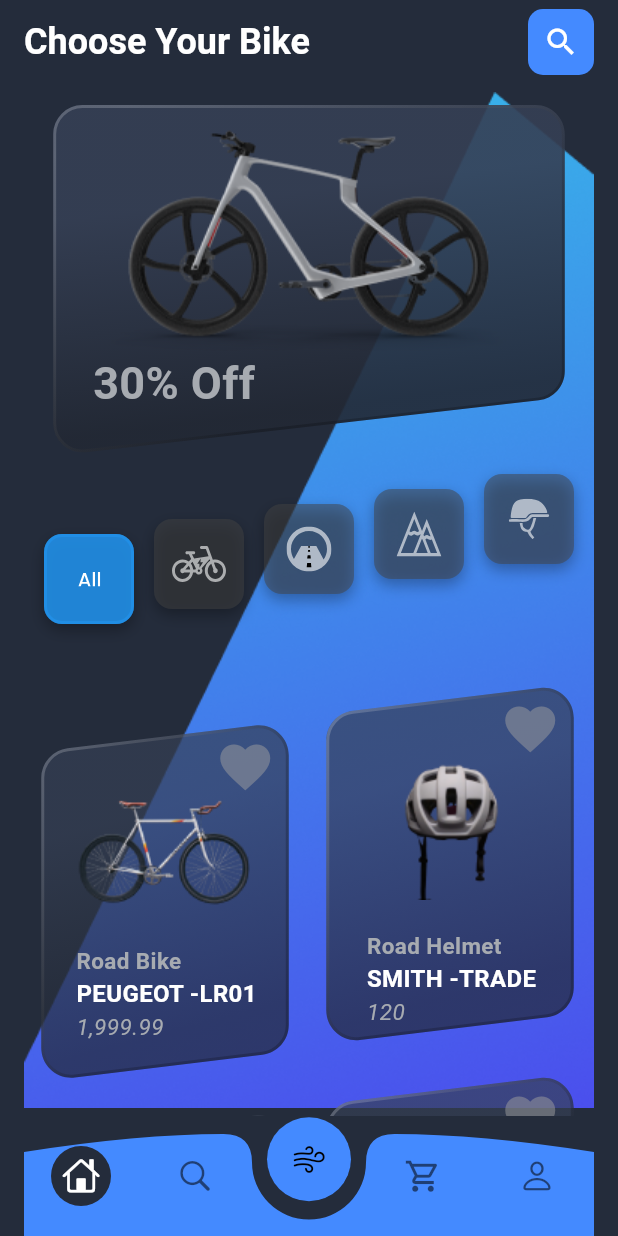
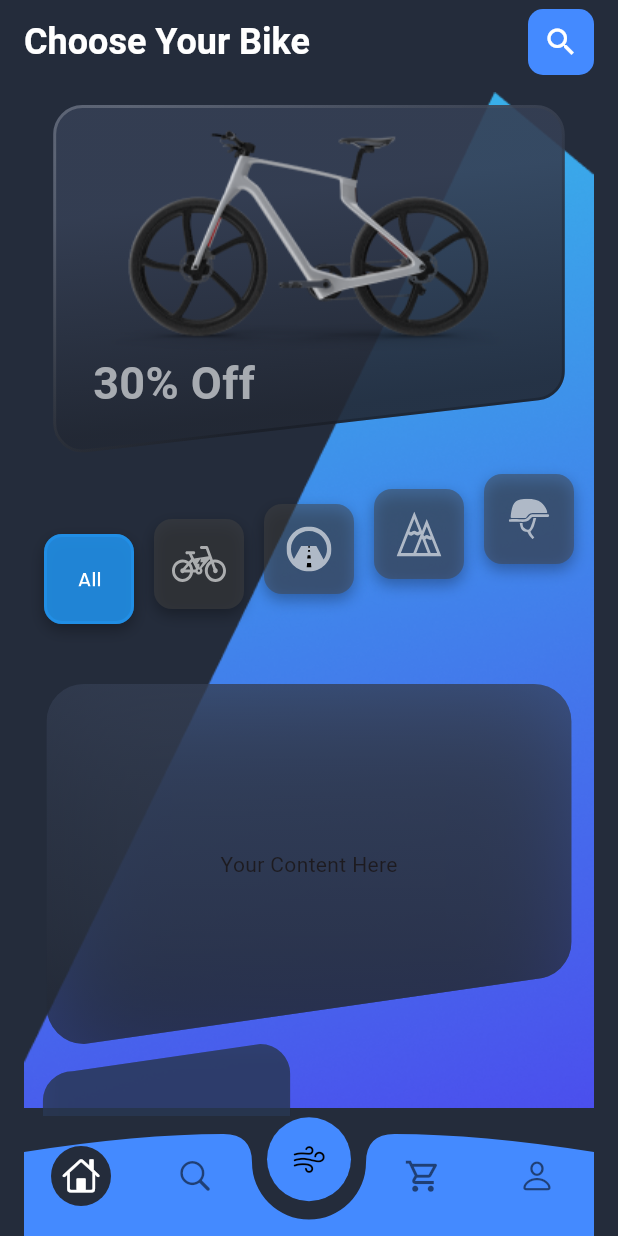
Before and after one commit to tienluan02/online_bicycle_shop, a Flutter app: the screen it shows after launch, on a phone screen of 412 x 824 dp. Run offline on Flutter 3.47's test engine with Material 3 defaults, Android fonts, the phone set to English and light mode, and no system bars; drawn by our look-alikes of like_button; our stand-ins replace flutter_svg.

Commit message:
create the real primary container

```diff
--- a/online_bicycle_shop_app/lib/Screen/discover.dart
+++ b/online_bicycle_shop_app/lib/Screen/discover.dart
@@ -4,7 +4,7 @@ import '../components/sorting_button.dart';
 import '../components/trapezium_container.dart';
 import 'package:flutter_svg/flutter_svg.dart';
 import '../components/constant.dart';
-import '../components/itemContainer.dart';
+import '../components/item_container.dart';
 
 class Discover extends StatefulWidget {
   const Discover({super.key});
@@ -36,7 +36,7 @@ class _DiscoverState extends State<Discover> {
         title: Row(
           mainAxisAlignment: MainAxisAlignment.spaceBetween,
           children: [
-            Text(
+            const Text(
               'Choose Your Bike',
               style: TextStyle(
                 color: Colors.white,
@@ -49,7 +49,7 @@ class _DiscoverState extends State<Discover> {
               child: Container(
                 color: Colors.blueAccent,
                 padding: EdgeInsets.all(10),
-                child: Icon(
+                child: const Icon(
                   Icons.search,
                   color: Colors.white,
                 ),
@@ -60,7 +60,7 @@ class _DiscoverState extends State<Discover> {
       ),
       body: SafeArea(
         child: Padding(
-          padding: EdgeInsets.symmetric(horizontal: 16),
+          padding: const EdgeInsets.symmetric(horizontal: 16),
           child: Stack(
             children: [
               OverflowBox(
@@ -70,7 +70,6 @@ class _DiscoverState extends State<Discover> {
               ),
               SingleChildScrollView(
                 child: Column(
-                  crossAxisAlignment: CrossAxisAlignment.stretch,
                   children: [
                     Stack(
                       children: [
@@ -103,8 +102,7 @@ class _DiscoverState extends State<Discover> {
                         ),
                       ],
                     ),
-                    Container(
-                      child: Row(
+                    Row(
                       mainAxisAlignment: MainAxisAlignment.spaceEvenly,
                       children: [
                         CustomIconButton(
@@ -164,12 +162,13 @@ class _DiscoverState extends State<Discover> {
                         ),
                       ],
                     ),
-                    ),
+                    CreatePrimaryContainer(child: Text('thu')),
                     Row(
                       children: [
                         Expanded(
                           child: Column(
                             children: [
+                              CreateItemContainer(child: Text('test')),
                               ItemContainer(
                                 itemImagePath: 'images/white_bike.png',
                                 itemType: 'Road Bike',
@@ -215,7 +214,7 @@ class _DiscoverState extends State<Discover> {
           ),
         ),
       ),
-      bottomNavigationBar: CustomNavBarCurved(),
+      bottomNavigationBar: const CustomNavBarCurved(),
     );
   }
 }
--- a/online_bicycle_shop_app/lib/components/itemContainer.dart
+++ /dev/null
@@ -1,72 +0,0 @@
-import 'package:flutter/material.dart';
-import 'package:flutter_svg/svg.dart';
-import 'constant.dart';
-import 'like_button.dart';
-
-class ItemContainer extends StatelessWidget {
-  final String itemImagePath;
-  final String itemType;
-  final String itemName;
-  final String itemPrice;
-
-  const ItemContainer(
-      {super.key,
-      required this.itemImagePath,
-      required this.itemType,
-      required this.itemName,
-      required this.itemPrice});
-
-  @override
-  Widget build(BuildContext context) {
-    return Stack(
-      children: [
-        Container(
-          width: 300,
-          height: 260,
-          child: Padding(
-            padding: const EdgeInsets.only(left: 8.0),
-            child: OverflowBox(
-              maxWidth: 400,
-              maxHeight: 400,
-              child: Padding(
-                padding: EdgeInsets.only(left: 30),
-                child: SvgPicture.asset(
-                  'images/item_background.svg',
-                ),
-              ),
-            ),
-          ),
-        ),
-        Column(
-          children: [
-            const Padding(
-                padding: EdgeInsets.only(left: 95, top: 10),
-                child: CustomLikeButton()),
-            Image.asset(itemImagePath),
-            const SizedBox(
-              height: 20,
-            ),
-            Column(
-              crossAxisAlignment: CrossAxisAlignment.baseline,
-              textBaseline: TextBaseline.alphabetic,
-              children: [
-                Text(
-                  itemType,
-                  style: kItemType,
-                ),
-                Text(
-                  itemName,
-                  style: kItemName,
-                ),
-                Text(
-                  itemPrice,
-                  style: kItemPrize,
-                ),
-              ],
-            ),
-          ],
-        ),
-      ],
-    );
-  }
-}
--- /dev/null
+++ b/online_bicycle_shop_app/lib/components/item_container.dart
@@ -0,0 +1,144 @@
+import 'package:flutter/material.dart';
+import 'package:flutter_svg/svg.dart';
+import 'constant.dart';
+import 'like_button.dart';
+
+class ItemContainer extends StatefulWidget {
+
+  const ItemContainer({super.key,
+    required this.itemImagePath,
+    required this.itemType,
+    required this.itemName,
+    required this.itemPrice});
+
+  final String itemImagePath;
+  final String itemType;
+  final String itemName;
+  final String itemPrice;
+
+  @override
+  State<ItemContainer> createState() => _ItemContainerState();
+}
+
+class _ItemContainerState extends State<ItemContainer> {
+  @override
+  Widget build(BuildContext context) {
+    return Stack(
+      children: [
+        Container(
+          width: 300,
+          height: 260,
+          child: Padding(
+            padding: const EdgeInsets.only(left: 8.0),
+            child: RawMaterialButton(
+              onPressed: () {
+                setState(() {
+
+                });
+              },
+              child: OverflowBox(
+                maxWidth: 400,
+                maxHeight: 400,
+                child: Padding(
+                  padding: const EdgeInsets.only(left: 30),
+                  child: SvgPicture.asset(
+                    'images/item_background.svg',
+                  ),
+                ),
+              ),
+            ),
+          ),
+        ),
+        Column(
+          children: [
+            const Padding(
+                padding: EdgeInsets.only(left: 95, top: 10),
+                child: CustomLikeButton()),
+            Image.asset(widget.itemImagePath),
+            const SizedBox(
+              height: 20,
+            ),
+            Column(
+              crossAxisAlignment: CrossAxisAlignment.baseline,
+              textBaseline: TextBaseline.alphabetic,
+              children: [
+                Text(
+                  widget.itemType,
+                  style: kItemType,
+                ),
+                Text(
+                  widget.itemName,
+                  style: kItemName,
+                ),
+                Text(
+                  widget.itemPrice,
+                  style: kItemPrize,
+                ),
+              ],
+            ),
+          ],
+        ),
+      ],
+    );
+  }
+}
+
+class CreateItemContainer extends StatefulWidget {
+  const CreateItemContainer({super.key, required this.child});
+
+  final Widget child;
+
+  @override
+  State<CreateItemContainer> createState() => _CreateItemContainerState();
+}
+class _CreateItemContainerState extends State<CreateItemContainer> {
+  @override
+  Widget build(BuildContext context) {
+    return ClipPath(
+      clipper: TrapeziumItemClipper(),
+      child: Container(
+        width: 165,
+          height: 260,
+        decoration: BoxDecoration(
+          color: Color.fromRGBO(42, 57, 86, 0.8),
+          borderRadius: BorderRadius.circular(10),
+          boxShadow: [
+            BoxShadow(
+              color: Colors.black.withOpacity(0.2),
+              blurRadius: 10,
+              spreadRadius: 2,
+              offset: Offset(5, 5),
+            ),
+          ],
+        ),
+        child: Center(child: widget.child),
+      ),
+    );
+  }
+}
+
+class TrapeziumItemClipper extends CustomClipper<Path> {
+  @override
+  Path getClip(Size size) {
+    double radius = 20.0; // Border radius
+
+    Path path = Path();
+
+    path.moveTo(radius, size.height * 0.07); // Start from the top-left with a radius
+    path.lineTo(size.width - radius, 0); // Top-right point before rounding
+    path.arcToPoint(Offset(size.width, radius), radius: Radius.circular(radius)); // Top-right corner rounding
+    path.lineTo(size.width, size.height * 0.93 - radius); // Right side straight line
+    path.arcToPoint(Offset(size.width - radius, size.height * 0.93), radius: Radius.circular(radius)); // Bottom-right corner rounding
+    path.lineTo(radius, size.height); // Bottom-left point
+    path.arcToPoint(Offset(0, size.height - radius), radius: Radius.circular(radius)); // Bottom-left corner rounding
+    path.lineTo(0, radius+ size.height * 0.07); // Left side straight line
+    path.arcToPoint(Offset(radius, size.height * 0.07), radius: Radius.circular(radius)); // Top-left corner rounding
+
+    return path;
+  }
+
+  @override
+  bool shouldReclip(CustomClipper<Path> oldClipper) {
+    return false;
+  }
+}
--- a/online_bicycle_shop_app/lib/components/trapezium_container.dart
+++ b/online_bicycle_shop_app/lib/components/trapezium_container.dart
@@ -37,3 +37,84 @@ class TrapeziumClipper extends CustomClipper<Path> {
     return false;
   }
 }
+
+class CreatePrimaryContainer extends StatefulWidget {
+  const CreatePrimaryContainer({super.key, required this.child});
+
+  final Widget child;
+
+  @override
+  State<CreatePrimaryContainer> createState() => _CreatePrimaryContainerState();
+}
+class _CreatePrimaryContainerState extends State<CreatePrimaryContainer> {
+  @override
+  Widget build(BuildContext context) {
+    return ClipPath(
+      clipper: TrapeziumItemClipper(),
+      child: RawMaterialButton(
+        onPressed: () {},
+        child: Container(
+          width: 350,
+          height: 240,
+          decoration: BoxDecoration(
+            gradient: LinearGradient(
+              begin: Alignment.topCenter,
+              end: Alignment.bottomCenter,
+              colors: [
+                Color(0x99353F54),
+                Color(0x99222834),
+              ],
+            ),
+            borderRadius: BorderRadius.circular(10),
+            border: Border.all(
+              width: 2,
+              color: Colors.transparent,
+            ),
+            boxShadow: [
+              BoxShadow(
+                color: Color(0x9910141C),
+                blurRadius: 60,
+                spreadRadius: 0,
+                offset: Offset(0, 20),
+              ),
+              BoxShadow(
+                color: Color(0x803B475F),
+                blurRadius: 60,
+                spreadRadius: 0,
+                offset: Offset(0, -20),
+              ),
+            ],
+          ),
+          child: Center(child: Text('Your Content Here'),),
+        ),
+      ),
+    );
+
+  }
+}
+
+class TrapeziumItemClipper extends CustomClipper<Path> {
+  @override
+  Path getClip(Size size) {
+    double radius = 25.0; // Border radius
+
+    Path path = Path();
+
+    path.moveTo(radius, 0); // Start from the top-left with a radius
+    path.lineTo(size.width - radius, 0); // Top-right point before rounding
+    path.arcToPoint(Offset(size.width, radius), radius: Radius.circular(radius)); // Top-right corner rounding
+    path.lineTo(size.width, size.height * 0.82 - radius); // Right side straight line
+    path.arcToPoint(Offset(size.width - radius, size.height * 0.82), radius: Radius.circular(radius)); // Bottom-right corner rounding
+    path.lineTo(radius, size.height); // Bottom-left point
+    path.arcToPoint(Offset(0, size.height - radius), radius: Radius.circular(radius)); // Bottom-left corner rounding
+    path.lineTo(0, radius); // Left side straight line
+    path.arcToPoint(Offset(radius, 0), radius: Radius.circular(radius)); // Top-left corner rounding
+
+    return path;
+  }
+
+  @override
+  bool shouldReclip(CustomClipper<Path> oldClipper) {
+    return false;
+  }
+}
```
Lines whose indentation alone changed are shown as unchanged.
